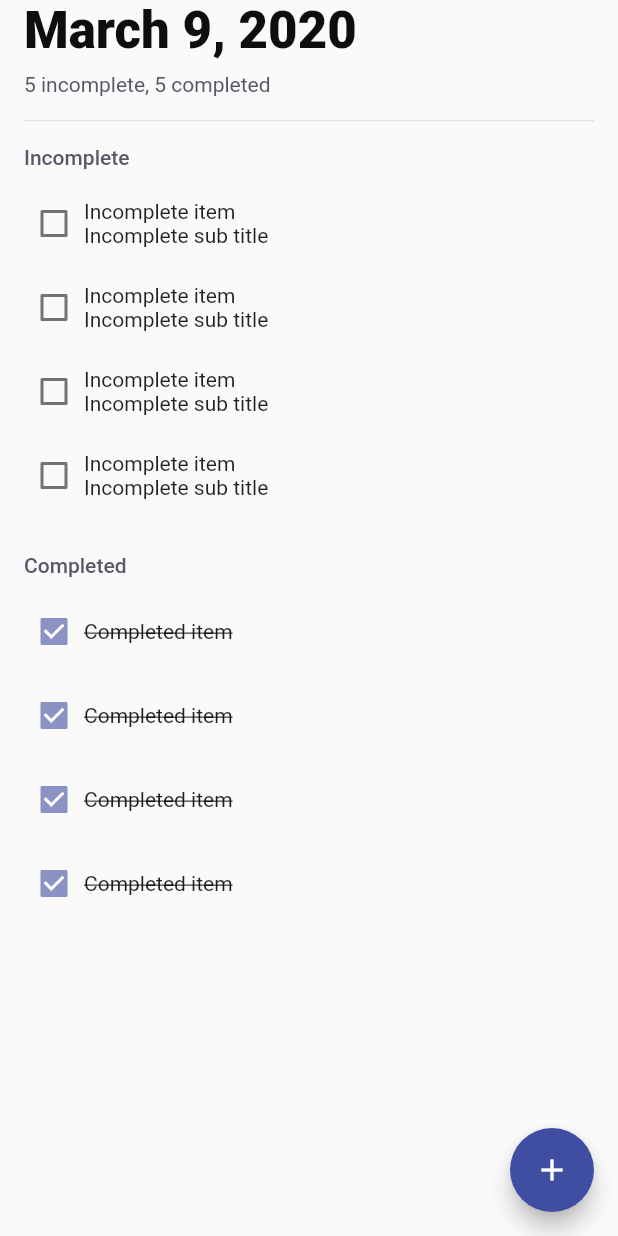
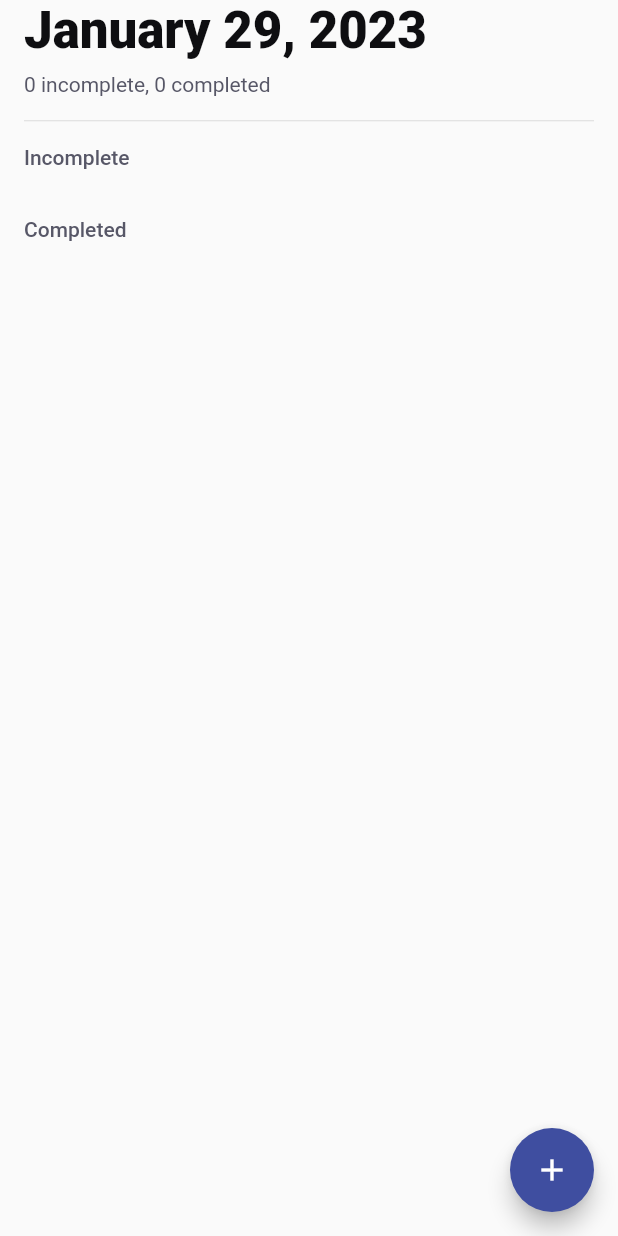
Before and after one commit to suesitran/todo_app, a Flutter app: the screen it shows after launch, on a phone screen of 412 x 824 dp. Run offline on Flutter 3.47's test engine with Material 2 defaults, Android fonts, the phone set to English and light mode, and no system bars; our stand-ins replace bloc, flutter_bloc, hive, hive_flutter; accounts and stored records are empty; generated files the repository leaves out were written again; statements that could not run were skipped.

Commit message:
update UI to use data from Hive, and update date according to current device time

```diff
--- a/lib/features/home/home_page.dart
+++ b/lib/features/home/home_page.dart
@@ -1,15 +1,43 @@
 import 'package:flutter/material.dart';
+import 'package:flutter_bloc/flutter_bloc.dart';
+import 'package:intl/intl.dart';
+
+import 'package:todo_app/bloc/main_bloc.dart';
+import 'package:todo_app/features/home/cubit/home_cubit.dart';
+import 'package:todo_app/features/home/widget/add_new_task_bottom_sheet.dart';
+import 'package:todo_app/features/home/widget/date_and_summary_view.dart';
 
 class HomePage extends StatelessWidget {
   const HomePage({Key? key}) : super(key: key);
 
   @override
   Widget build(BuildContext context) {
+    return BlocProvider<HomeCubit>(
+      create: (context) => HomeCubit(),
+      child: const _HomePageConsumer(),
+    );
+  }
+}
+
+class _HomePageConsumer extends StatelessWidget {
+  const _HomePageConsumer({Key? key}) : super(key: key);
+
+  @override
+  Widget build(BuildContext context) => BlocConsumer<HomeCubit, HomeState>(
+    listener: (context, state) {
+
+    },
+    builder: (context, state) {
+      List<Task> incomplete = [];
+      List<Task> completed = [];
+
+      if (state is HomeDataLoaded) {
+        incomplete = state.incomplete;
+        completed = state.completed;
+      }
       return Scaffold(
         floatingActionButton: FloatingActionButton(
-        onPressed: () {
-          // TODO implement on press action
-        },
+          onPressed: () {},
           backgroundColor: Theme.of(context).primaryColor,
           child: const Icon(Icons.add, color: Colors.white,),
         ),
@@ -18,13 +46,11 @@ class HomePage extends StatelessWidget {
             padding: const EdgeInsets.only(left: 16, right: 16),
             child: CustomScrollView(
               slivers: [
-              const SliverToBoxAdapter(
-                child: DateAndSummaryView(),
+                SliverToBoxAdapter(
+                  child: DateAndSummaryView(incompleteCount: incomplete.length, completedCount: completed.length),
                 ),
-              SliverList(
-                  delegate: SliverChildBuilderDelegate((context, index) {
-                if (index == 0) {
-                  return Padding(
+                SliverToBoxAdapter(
+                  child: Padding(
                     padding: const EdgeInsets.only(top: 16, bottom: 16),
                     child: Text(
                       'Incomplete',
@@ -33,9 +59,10 @@ class HomePage extends StatelessWidget {
                           .bodyText1
                           ?.copyWith(color: const Color(0xFF575767)),
                     ),
-                  );
-                }
-
+                  ),
+                ),
+                SliverList(
+                    delegate: SliverChildBuilderDelegate((context, index) {
                       return Padding(
                         padding: const EdgeInsets.only(bottom: 16.0),
                         child: Row(
@@ -51,11 +78,11 @@ class HomePage extends StatelessWidget {
                               child: Column(
                                 mainAxisAlignment: MainAxisAlignment.start,
                                 crossAxisAlignment: CrossAxisAlignment.start,
-                          children: const [
-                            Text('Incomplete item',
+                                children: [
+                                  Text(incomplete[index].description,
                                       maxLines: 1, overflow: TextOverflow.ellipsis),
                                   Text(
-                              'Incomplete sub title',
+                                    incomplete[index].category,
                                     maxLines: 1,
                                     overflow: TextOverflow.ellipsis,
                                   )
@@ -65,11 +92,9 @@ class HomePage extends StatelessWidget {
                           ],
                         ),
                       );
-              }, childCount: 5)),
-              SliverList(
-                  delegate: SliverChildBuilderDelegate((context, index) {
-                if (index == 0) {
-                  return Padding(
+                    }, childCount: incomplete.length)),
+                SliverToBoxAdapter(
+                  child: Padding(
                     padding: const EdgeInsets.only(top: 16, bottom: 16),
                     child: Text(
                       'Completed',
@@ -78,9 +103,10 @@ class HomePage extends StatelessWidget {
                           .bodyText1
                           ?.copyWith(color: const Color(0xFF575767)),
                     ),
-                  );
-                }
-
+                  ),
+                ),
+                SliverList(
+                    delegate: SliverChildBuilderDelegate((context, index) {
                       return Padding(
                         padding: const EdgeInsets.only(bottom: 16.0),
                         child: Row(
@@ -97,7 +123,7 @@ class HomePage extends StatelessWidget {
                                 mainAxisAlignment: MainAxisAlignment.start,
                                 crossAxisAlignment: CrossAxisAlignment.start,
                                 children: [
-                            Text('Completed item',
+                                  Text(completed[index].description,
                                       style: Theme.of(context)
                                           .textTheme
                                           .bodyText2
@@ -111,43 +137,12 @@ class HomePage extends StatelessWidget {
                           ],
                         ),
                       );
-              }, childCount: 5))
+                    }, childCount: completed.length))
               ],
             ),
           ),
         ),
       );
-  }
-}
-
-class DateAndSummaryView extends StatelessWidget {
-  const DateAndSummaryView({Key? key}) : super(key: key);
-
-  @override
-  Widget build(BuildContext context) {
-    return Column(
-      crossAxisAlignment: CrossAxisAlignment.start,
-      children: [
-        Text(
-          'March 9, 2020',
-          style: Theme.of(context).textTheme.headline4?.copyWith(
-              color: const Color(0xFF0E0E11), fontWeight: FontWeight.w900),
-        ),
-        const SizedBox(
-          height: 8.0,
-        ),
-        Text(
-          '5 incomplete, 5 completed',
-          style: Theme.of(context).textTheme.bodyText1?.copyWith(
-              color: const Color(0xFF575767), fontWeight: FontWeight.w400),
-        ),
-        const SizedBox(
-          height: 16.0,
-        ),
-        const Divider(
-          height: 1.0,
-        ),
-      ],
+    },
   );
 }
-}
--- /dev/null
+++ b/lib/features/home/widget/date_and_summary_view.dart
@@ -0,0 +1,36 @@
+import 'package:flutter/material.dart';
+import 'package:intl/intl.dart';
+
+class DateAndSummaryView extends StatelessWidget {
+  final int incompleteCount;
+  final int completedCount;
+  const DateAndSummaryView({required this.incompleteCount, required this.completedCount, Key? key}) : super(key: key);
+
+  @override
+  Widget build(BuildContext context) {
+    return Column(
+      crossAxisAlignment: CrossAxisAlignment.start,
+      children: [
+        Text(
+          DateFormat('MMMM dd, yyyy').format(DateTime.now()),
+          style: Theme.of(context).textTheme.headline4?.copyWith(
+              color: const Color(0xFF0E0E11), fontWeight: FontWeight.w900),
+        ),
+        const SizedBox(
+          height: 8.0,
+        ),
+        Text(
+          '$incompleteCount incomplete, $completedCount completed',
+          style: Theme.of(context).textTheme.bodyText1?.copyWith(
+              color: const Color(0xFF575767), fontWeight: FontWeight.w400),
+        ),
+        const SizedBox(
+          height: 16.0,
+        ),
+        const Divider(
+          height: 1.0,
+        ),
+      ],
+    );
+  }
+}
```
Lines whose indentation alone changed are shown as unchanged.
